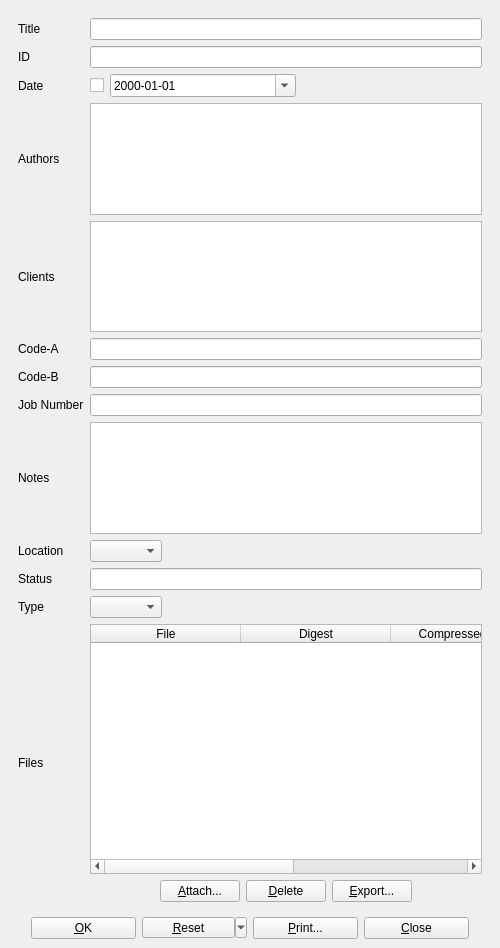
This is UI/biblioteq_greyliteratureinfo.ui in textbrowser/biblioteq as Qt 5 draws it before an edit. The edited form follows.
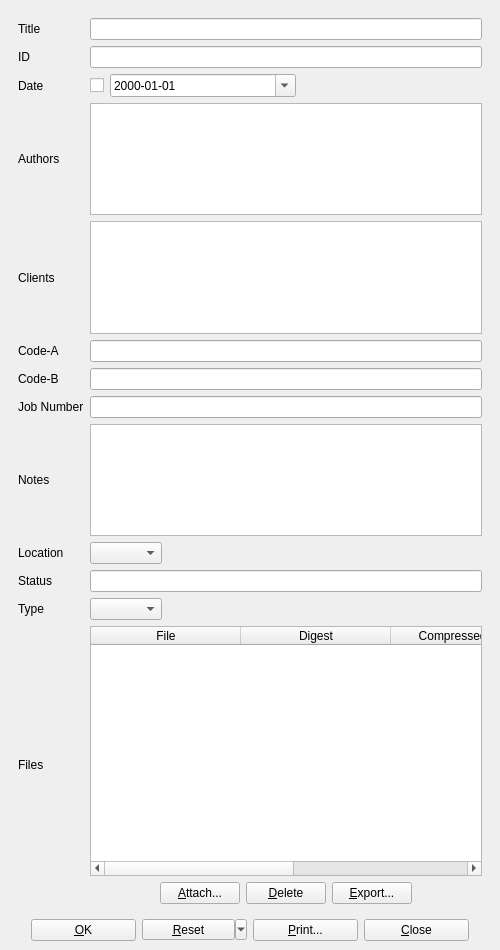
This is the edited form. Icons and pictures are not drawn. Custom widgets are drawn as their Qt base class.

```diff
--- a/UI/biblioteq_greyliteratureinfo.ui
+++ b/UI/biblioteq_greyliteratureinfo.ui
@@ -7,7 +7,7 @@
     <x>0</x>
     <y>0</y>
     <width>500</width>
-    <height>948</height>
+    <height>950</height>
    </rect>
   </property>
   <property name="windowTitle">
@@ -32,8 +32,8 @@
         <rect>
          <x>0</x>
          <y>0</y>
-         <width>482</width>
-         <height>888</height>
+         <width>476</width>
+         <height>882</height>
         </rect>
        </property>
        <layout class="QGridLayout" name="gridLayout">
```
